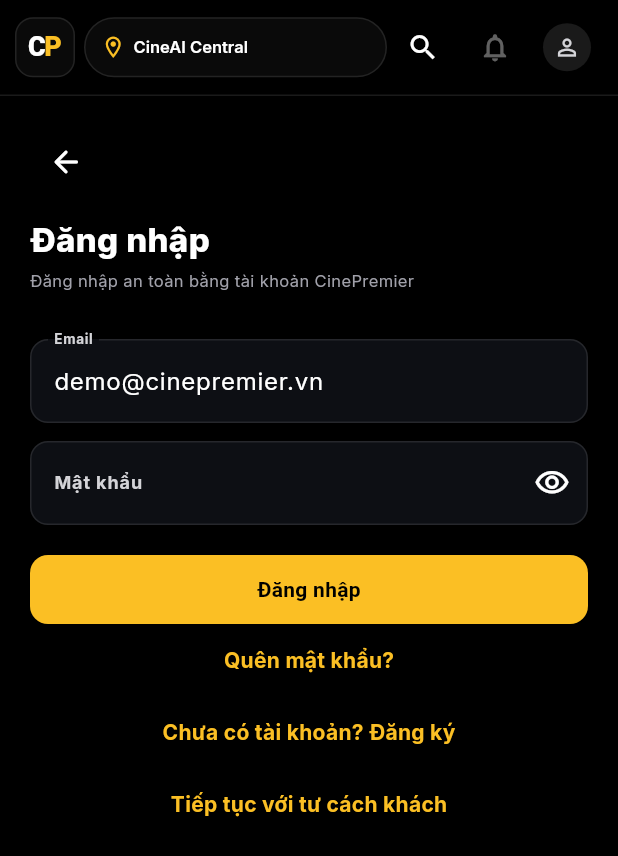
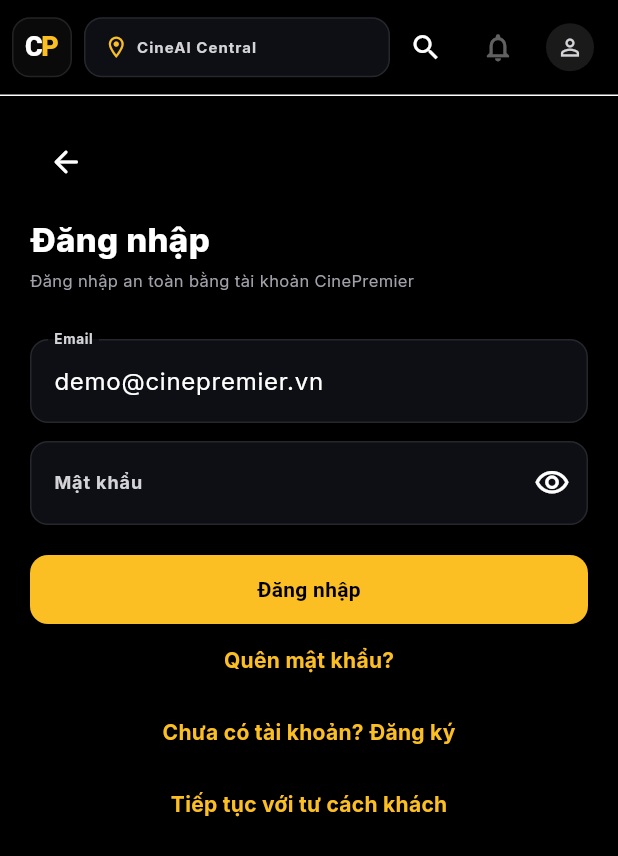
Before and after one commit to MSS301-FA26/MSS301-Mobile, a Flutter app: the screen it shows after launch, after a tap on the "search" icon, after a tap on the "person outline" icon, on a phone screen of 412 x 824 dp. Shown: the top 856 px of the screen. Run offline on Flutter 3.47's test engine with Material 3 defaults, Android fonts, the phone set to English and light mode, and no system bars; our stand-ins replace dio, flutter_riverpod, flutter_secure_storage, go_router.

Commit message:
style(mobile): align customer shell and navigation with web

```diff
--- a/lib/shared/widgets/app_shell.dart
+++ b/lib/shared/widgets/app_shell.dart
@@ -3,6 +3,7 @@
 import 'package:go_router/go_router.dart';
 
 import '../../core/routing/app_routes.dart';
+import '../../core/theme/app_theme.dart';
 import '../../features/seat/application/booking_entry_session.dart';
 import 'cinema_bottom_nav.dart';
 import 'cinema_header.dart';
@@ -31,6 +32,7 @@
   @override
   Widget build(BuildContext context, WidgetRef ref) {
     return Scaffold(
+      backgroundColor: AppColors.background,
       appBar: CinemaHeader(
         onHome: () => _goHome(context, ref),
         onSearch: () => context.go(AppRoutes.discover),
@@ -42,7 +44,10 @@
               onTap: (index) => context.go(_tabRoutes[index]),
             )
           : null,
-      body: SafeArea(top: false, child: body),
+      body: SafeArea(
+        top: false,
+        child: ColoredBox(color: AppColors.background, child: body),
+      ),
     );
   }
 
--- a/lib/shared/widgets/cinema_bottom_nav.dart
+++ b/lib/shared/widgets/cinema_bottom_nav.dart
@@ -40,8 +40,14 @@
             unselectedFontSize: 10,
             selectedItemColor: AppColors.gold,
             unselectedItemColor: AppColors.textMuted,
-            selectedLabelStyle: const TextStyle(fontWeight: FontWeight.w700),
-            unselectedLabelStyle: const TextStyle(fontWeight: FontWeight.w500),
+            selectedLabelStyle: AppTextStyles.meta.copyWith(
+              color: AppColors.gold,
+              fontWeight: FontWeight.w800,
+            ),
+            unselectedLabelStyle: AppTextStyles.meta.copyWith(
+              color: AppColors.textMuted,
+              fontWeight: FontWeight.w600,
+            ),
             showUnselectedLabels: true,
             onTap: onTap,
             items: [
--- a/lib/shared/widgets/cinema_header.dart
+++ b/lib/shared/widgets/cinema_header.dart
@@ -19,18 +19,21 @@
   final VoidCallback? onNotifications;
 
   @override
-  Size get preferredSize => const Size.fromHeight(64);
+  Size get preferredSize => const Size.fromHeight(AppSpacing.headerHeight);
 
   @override
   Widget build(BuildContext context) {
     return AppBar(
-      toolbarHeight: 64,
+      toolbarHeight: AppSpacing.headerHeight,
       automaticallyImplyLeading: false,
-      titleSpacing: 10,
+      titleSpacing: AppSpacing.xs,
+      backgroundColor: AppColors.background,
+      surfaceTintColor: Colors.transparent,
+      elevation: 0,
       title: Row(
         children: [
           _BrandMark(onTap: onHome),
-          const SizedBox(width: 6),
+          const SizedBox(width: AppSpacing.xs),
           Expanded(
             child: InkWell(
               onTap: () => showModalBottomSheet<void>(
@@ -41,16 +44,16 @@
                 ),
                 builder: (context) => const CinemaInfoSheet(),
               ),
-              borderRadius: BorderRadius.circular(24),
+              borderRadius: AppRadii.control,
               child: Container(
                 height: 40,
-                padding: const EdgeInsets.symmetric(horizontal: 10),
+                padding: const EdgeInsets.symmetric(horizontal: AppSpacing.sm),
                 decoration: BoxDecoration(
-                  color: AppColors.surface,
-                  borderRadius: BorderRadius.circular(24),
+                  color: AppColors.surfaceHigh,
+                  borderRadius: AppRadii.control,
                   border: Border.all(color: AppColors.border),
                 ),
-                child: const Row(
+                child: Row(
                   children: [
                     Icon(
                       Icons.location_on_outlined,
@@ -63,9 +66,9 @@
                         CinemaInfo.name,
                         maxLines: 1,
                         overflow: TextOverflow.ellipsis,
-                        style: TextStyle(
-                          fontSize: 11,
-                          fontWeight: FontWeight.w600,
+                        style: AppTextStyles.meta.copyWith(
+                          color: AppColors.textSecondary,
+                          fontWeight: FontWeight.w700,
                         ),
                       ),
                     ),
@@ -111,7 +114,7 @@
       ),
       bottom: PreferredSize(
         preferredSize: const Size.fromHeight(1),
-        child: Container(height: 1, color: AppColors.border),
+        child: const Divider(height: 1, thickness: 1),
       ),
     );
   }
--- a/lib/shared/widgets/cinema_info_sheet.dart
+++ b/lib/shared/widgets/cinema_info_sheet.dart
@@ -11,7 +11,12 @@
     return SafeArea(
       top: false,
       child: Padding(
-        padding: const EdgeInsets.all(AppSpacing.md),
+        padding: const EdgeInsets.fromLTRB(
+          AppSpacing.pageGutter,
+          AppSpacing.xl,
+          AppSpacing.pageGutter,
+          AppSpacing.md,
+        ),
         child: Column(
           mainAxisSize: MainAxisSize.min,
           crossAxisAlignment: CrossAxisAlignment.start,
@@ -20,7 +25,7 @@
               CinemaInfo.name,
               style: Theme.of(context).textTheme.titleLarge,
             ),
-            const SizedBox(height: AppSpacing.md),
+            const SizedBox(height: AppSpacing.lg),
             const _InfoRow(Icons.location_on_outlined, CinemaInfo.address),
             const SizedBox(height: AppSpacing.sm),
             const _InfoRow(Icons.schedule_outlined, CinemaInfo.operatingHours),
@@ -36,6 +41,7 @@
                     label: Text(feature),
                     backgroundColor: AppColors.surfaceRaised,
                     side: const BorderSide(color: AppColors.border),
+                    labelStyle: AppTextStyles.meta,
                   ),
               ],
             ),
```
